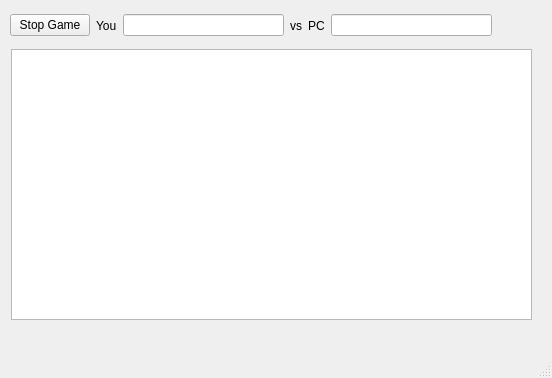
Above: mainwindow.ui from ta-jana/pong before the change. Below: the same form after it.
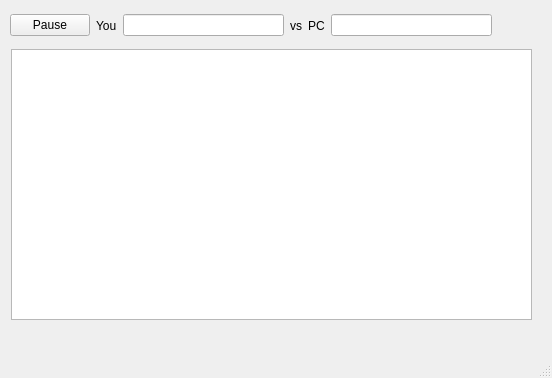
That is the form after the change.

Commit message: pause and resume game

The edit to the form file:
```diff
--- a/mainwindow.ui
+++ b/mainwindow.ui
@@ -43,7 +43,7 @@
      <item>
       <widget class="QPushButton" name="pushButton">
        <property name="text">
-        <string>Stop Game</string>
+        <string>Pause</string>
        </property>
       </widget>
      </item>
```
Left out of the diff: 2 changed lines with no effect on the pictures. The commit also changes 4 other files.
